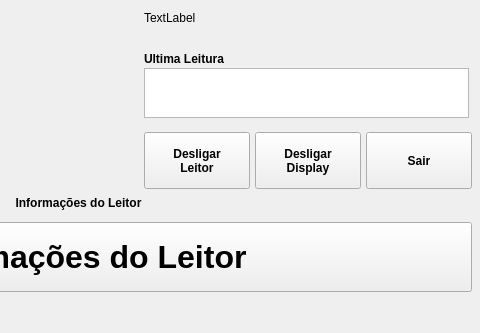
Qt form guis/principal.ui (joselobinho/leitorlcd) before a commit; both pictures show x 325 to 805 and y 147 to 480 of the 805 by 480 pixel window.
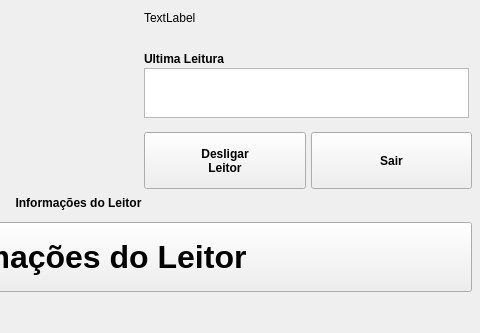
The same form after that commit.

Diff of the .ui file:
```diff
--- a/guis/principal.ui
+++ b/guis/principal.ui
@@ -184,7 +184,7 @@
        <property name="spacing">
         <number>5</number>
        </property>
-       <item row="0" column="2">
+       <item row="0" column="1">
         <widget class="QPushButton" name="sair_pushButton">
          <property name="sizePolicy">
           <sizepolicy hsizetype="Minimum" vsizetype="Preferred">
@@ -235,32 +235,6 @@
          </property>
         </widget>
        </item>
-       <item row="0" column="1">
-        <widget class="QPushButton" name="desligar_display_pushButton">
-         <property name="sizePolicy">
-          <sizepolicy hsizetype="Minimum" vsizetype="Preferred">
-           <horstretch>0</horstretch>
-           <verstretch>0</verstretch>
-          </sizepolicy>
-         </property>
-         <property name="maximumSize">
-          <size>
-           <width>16777215</width>
-           <height>60</height>
-          </size>
-         </property>
-         <property name="font">
-          <font>
-           <weight>75</weight>
-           <bold>true</bold>
-          </font>
-         </property>
-         <property name="text">
-          <string>Desligar
-Display</string>
-         </property>
-        </widget>
-       </item>
       </layout>
      </item>
      <item row="5" column="0" colspan="2">
```
